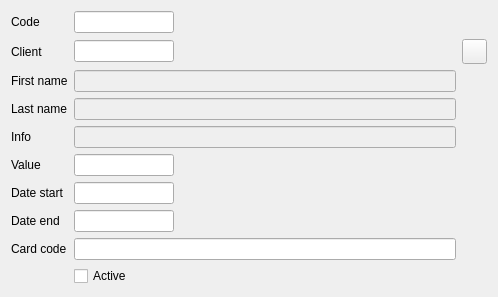
End1-1/Cafe5, file Editors/ce5discountcard.ui: the form before one commit.
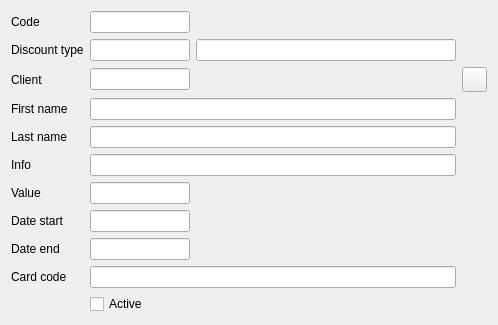
The form after the commit. Icons and pictures are not drawn. Custom widgets are drawn as their Qt base class.

```diff
--- a/Editors/ce5discountcard.ui
+++ b/Editors/ce5discountcard.ui
@@ -7,31 +7,60 @@
     <x>0</x>
     <y>0</y>
     <width>498</width>
-    <height>274</height>
+    <height>293</height>
    </rect>
   </property>
   <property name="windowTitle">
    <string>Form</string>
   </property>
   <layout class="QGridLayout" name="gridLayout">
-   <item row="9" column="1">
-    <widget class="C5CheckBox" name="checkBox">
+   <item row="1" column="0">
+    <widget class="QLabel" name="label_10">
      <property name="text">
-      <string>Active</string>
+      <string>Discount type</string>
      </property>
+    </widget>
+   </item>
+   <item row="7" column="2">
+    <widget class="C5LineEditWithSelector" name="leValue">
+     <property name="maximumSize">
+      <size>
+       <width>100</width>
+       <height>16777215</height>
+      </size>
+     </property>
      <property name="Field" stdset="0">
       <string>f_active</string>
      </property>
     </widget>
    </item>
-   <item row="2" column="0">
+   <item row="1" column="2">
+    <widget class="C5LineEditWithSelector" name="leDiscount">
+     <property name="maximumSize">
+      <size>
+       <width>100</width>
+       <height>16777215</height>
+      </size>
+     </property>
+     <property name="Field" stdset="0">
+      <string>f_mode</string>
+     </property>
+     <property name="Type" stdset="0">
+      <string>1</string>
+     </property>
+     <property name="Check" stdset="0">
+      <string>empty=&quot;Discount type&quot;</string>
+     </property>
+    </widget>
+   </item>
+   <item row="4" column="0">
     <widget class="QLabel" name="label_7">
      <property name="text">
       <string>First name</string>
      </property>
     </widget>
    </item>
-   <item row="1" column="1">
+   <item row="3" column="2">
     <widget class="C5LineEditWithSelector" name="leClient">
      <property name="maximumSize">
       <size>
@@ -50,23 +79,10 @@
      </property>
     </widget>
    </item>
-   <item row="1" column="0">
-    <widget class="QLabel" name="label_2">
+   <item row="8" column="0">
+    <widget class="QLabel" name="label_4">
      <property name="text">
-      <string>Client</string>
-     </property>
-    </widget>
-   </item>
-   <item row="2" column="1">
-    <widget class="C5LineEditWithSelector" name="leFirstName">
-     <property name="enabled">
-      <bool>false</bool>
-     </property>
-     <property name="focusPolicy">
-      <enum>Qt::NoFocus</enum>
-     </property>
-     <property name="FieldRef" stdset="0">
-      <string>f_firstname</string>
+      <string>Date start</string>
      </property>
     </widget>
    </item>
@@ -77,8 +93,89 @@
      </property>
     </widget>
    </item>
-   <item row="0" column="1">
-    <widget class="C5LineEditWithSelector" name="lineEdit">
+   <item row="7" column="0">
+    <widget class="QLabel" name="label_3">
+     <property name="text">
+      <string>Value</string>
+     </property>
+    </widget>
+   </item>
+   <item row="11" column="2">
+    <widget class="C5CheckBox" name="checkBox">
+     <property name="text">
+      <string>Active</string>
+     </property>
+     <property name="Field" stdset="0">
+      <string>f_active</string>
+     </property>
+    </widget>
+   </item>
+   <item row="9" column="0">
+    <widget class="QLabel" name="label_5">
+     <property name="text">
+      <string>Date end</string>
+     </property>
+    </widget>
+   </item>
+   <item row="6" column="0">
+    <widget class="QLabel" name="label_6">
+     <property name="text">
+      <string>Info</string>
+     </property>
+    </widget>
+   </item>
+   <item row="9" column="2">
+    <widget class="C5DateEdit" name="deDateEnd">
+     <property name="maximumSize">
+      <size>
+       <width>100</width>
+       <height>16777215</height>
+      </size>
+     </property>
+     <property name="Field" stdset="0">
+      <string>f_dateend</string>
+     </property>
+    </widget>
+   </item>
+   <item row="8" column="2">
+    <widget class="C5DateEdit" name="lineEdit_5">
+     <property name="maximumSize">
+      <size>
+       <width>100</width>
+       <height>16777215</height>
+      </size>
+     </property>
+     <property name="Field" stdset="0">
+      <string>f_datestart</string>
+     </property>
+    </widget>
+   </item>
+   <item row="5" column="0">
+    <widget class="QLabel" name="label_8">
+     <property name="text">
+      <string>Last name</string>
+     </property>
+     <property name="FieldRef" stdset="0">
+      <string>f_lastname</string>
+     </property>
+    </widget>
+   </item>
+   <item row="10" column="0">
+    <widget class="QLabel" name="label_9">
+     <property name="text">
+      <string>Card code</string>
+     </property>
+    </widget>
+   </item>
+   <item row="3" column="0">
+    <widget class="QLabel" name="label_2">
+     <property name="text">
+      <string>Client</string>
+     </property>
+    </widget>
+   </item>
+   <item row="0" column="2">
+    <widget class="C5LineEditWithSelector" name="leCode">
      <property name="maximumSize">
       <size>
        <width>100</width>
@@ -99,7 +196,20 @@
      </property>
     </widget>
    </item>
-   <item row="1" column="2">
+   <item row="1" column="3">
+    <widget class="C5LineEditWithSelector" name="leDiscountName">
+     <property name="maximumSize">
+      <size>
+       <width>16777215</width>
+       <height>16777215</height>
+      </size>
+     </property>
+     <property name="FieldRef" stdset="0">
+      <string>dtname</string>
+     </property>
+    </widget>
+   </item>
+   <item row="3" column="4">
     <widget class="QPushButton" name="btnNewClient">
      <property name="minimumSize">
       <size>
@@ -122,124 +232,53 @@
      </property>
     </widget>
    </item>
-   <item row="6" column="0">
-    <widget class="QLabel" name="label_4">
-     <property name="text">
-      <string>Date start</string>
+   <item row="4" column="2" colspan="2">
+    <widget class="C5LineEditWithSelector" name="leFirstName">
+     <property name="enabled">
+      <bool>true</bool>
      </property>
-    </widget>
-   </item>
-   <item row="7" column="0">
-    <widget class="QLabel" name="label_5">
-     <property name="text">
-      <string>Date end</string>
+     <property name="focusPolicy">
+      <enum>Qt::NoFocus</enum>
      </property>
-    </widget>
-   </item>
-   <item row="4" column="0">
-    <widget class="QLabel" name="label_6">
-     <property name="text">
-      <string>Info</string>
+     <property name="readOnly">
+      <bool>true</bool>
      </property>
     </widget>
    </item>
-   <item row="6" column="1">
-    <widget class="C5DateEdit" name="lineEdit_5">
-     <property name="maximumSize">
-      <size>
-       <width>100</width>
-       <height>16777215</height>
-      </size>
+   <item row="5" column="2" colspan="2">
+    <widget class="C5LineEditWithSelector" name="leLastName">
+     <property name="enabled">
+      <bool>true</bool>
      </property>
      <property name="Field" stdset="0">
       <string>f_datestart</string>
      </property>
+     <property name="readOnly">
+      <bool>true</bool>
+     </property>
+     <property name="FieldRef" stdset="0">
+      <string>f_lastname</string>
+     </property>
     </widget>
    </item>
-   <item row="4" column="1">
+   <item row="6" column="2" colspan="2">
     <widget class="C5LineEditWithSelector" name="leClientInfo">
      <property name="enabled">
-      <bool>false</bool>
+      <bool>true</bool>
      </property>
      <property name="focusPolicy">
       <enum>Qt::NoFocus</enum>
      </property>
+     <property name="readOnly">
+      <bool>true</bool>
+     </property>
      <property name="FileldRef" stdset="0">
       <string>f_info</string>
      </property>
     </widget>
    </item>
-   <item row="3" column="1">
-    <widget class="C5LineEditWithSelector" name="leLastName">
-     <property name="enabled">
-      <bool>false</bool>
-     </property>
-     <property name="focusPolicy">
-      <enum>Qt::NoFocus</enum>
-     </property>
-     <property name="FieldRef" stdset="0">
-      <string>f_lastname</string>
-     </property>
-    </widget>
-   </item>
-   <item row="5" column="0">
-    <widget class="QLabel" name="label_3">
-     <property name="text">
-      <string>Value</string>
-     </property>
-    </widget>
-   </item>
-   <item row="3" column="0">
-    <widget class="QLabel" name="label_8">
-     <property name="text">
-      <string>Last name</string>
-     </property>
-     <property name="FieldRef" stdset="0">
-      <string>f_lastname</string>
-     </property>
-    </widget>
-   </item>
-   <item row="5" column="1">
-    <widget class="C5LineEditWithSelector" name="leValue">
-     <property name="maximumSize">
-      <size>
-       <width>100</width>
-       <height>16777215</height>
-      </size>
-     </property>
-     <property name="Field" stdset="0">
-      <string>f_value</string>
-     </property>
-     <property name="Type" stdset="0">
-      <string>2</string>
-     </property>
-     <property name="Check" stdset="0">
-      <string>nonzero=&quot;Discount value&quot;</string>
-     </property>
-    </widget>
-   </item>
-   <item row="7" column="1">
-    <widget class="C5DateEdit" name="deDateEnd">
-     <property name="maximumSize">
-      <size>
-       <width>100</width>
-       <height>16777215</height>
-      </size>
-     </property>
-     <property name="Field" stdset="0">
-      <string>f_dateend</string>
-     </property>
-    </widget>
-   </item>
-   <item row="8" column="0">
-    <widget class="QLabel" name="label_9">
-     <property name="text">
-      <string>Card code</string>
-     </property>
-    </widget>
-   </item>
-   <item row="8" column="1">
-    <widget class="C5LineEditWithSelector" name="lineEdit_2">
+   <item row="10" column="2" colspan="2">
+    <widget class="C5LineEditWithSelector" name="leCard">
      <property name="Field" stdset="0">
       <string>f_code</string>
      </property>
@@ -248,16 +287,16 @@
   </layout>
  </widget>
  <customwidgets>
+  <customwidget>
+   <class>C5LineEditWithSelector</class>
+   <extends>QLineEdit</extends>
+   <header location="global">c5lineeditwithselector.h</header>
+  </customwidget>
   <customwidget>
    <class>C5CheckBox</class>
    <extends>QCheckBox</extends>
    <header location="global">c5checkbox.h</header>
   </customwidget>
-  <customwidget>
-   <class>C5LineEditWithSelector</class>
-   <extends>QLineEdit</extends>
-   <header location="global">c5lineeditwithselector.h</header>
-  </customwidget>
   <customwidget>
    <class>C5DateEdit</class>
    <extends>QLineEdit</extends>
```
Left out of the diff: 20 changed lines with no effect on the pictures.
